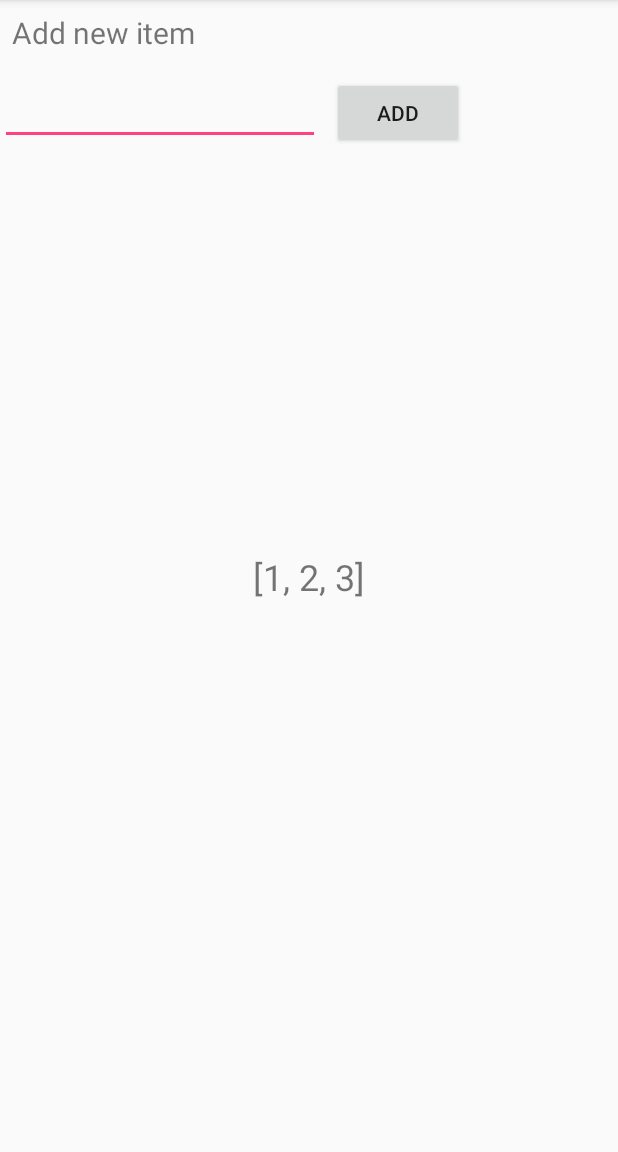
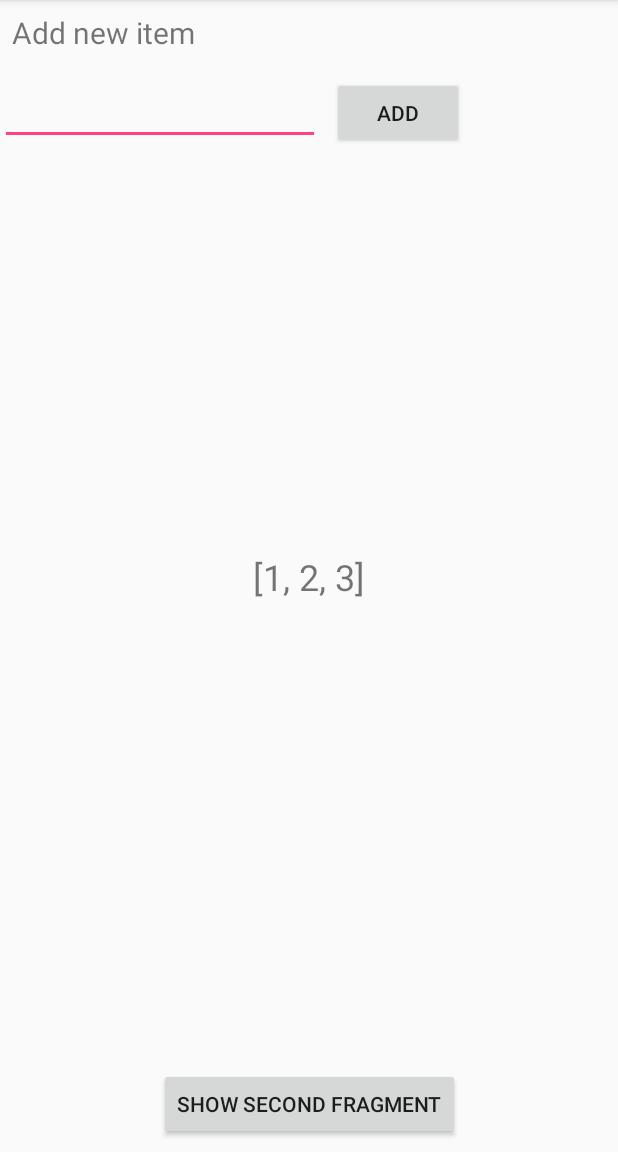
Before and after one commit to MinaSamy/arch-components-viewmodel-demo, an Android app: the screen it shows after launch (MainActivity), on a phone screen of 412 x 824 dp, the part 84-1236 px from its top. Run offline under Robolectric (Android 15) with nearby library versions, the phone set to English and light mode, and no system bars.

Commit message:
add fragments

```diff
--- a/app/build.gradle
+++ b/app/build.gradle
@@ -29,13 +29,13 @@ android {
 
 dependencies {
     implementation fileTree(dir: 'libs', include: ['*.jar'])
-    implementation"org.jetbrains.kotlin:kotlin-stdlib-jre7:$kotlin_version"
+    implementation "org.jetbrains.kotlin:kotlin-stdlib-jre7:$kotlin_version"
     implementation 'com.android.support:appcompat-v7:26.1.0'
     implementation 'com.android.support.constraint:constraint-layout:1.0.2'
+    implementation 'com.android.support:support-v4:26.1.0'
     testImplementation 'junit:junit:4.12'
     androidTestImplementation 'com.android.support.test:runner:1.0.1'
     androidTestImplementation 'com.android.support.test.espresso:espresso-core:3.0.1'
 
-    annotationProcessor "android.arch.lifecycle:compiler:1.1.0"
     implementation "android.arch.lifecycle:extensions:1.1.0"
 }
--- a/app/src/main/java/com/viewmodeldemo/minawissa/viewmodeldemo/DemoViewModel.kt
+++ b/app/src/main/java/com/viewmodeldemo/minawissa/viewmodeldemo/DemoViewModel.kt
@@ -19,7 +19,7 @@ class DemoViewModel : ViewModel() {
         }
 
     private fun loadInitialData() {
-        Log.e("AAA","Loading initial data")
+        Log.i("DemoViewModel", "Loading initial data")
         numbers.apply {
             add(1)
             add(2)
--- a/app/src/main/java/com/viewmodeldemo/minawissa/viewmodeldemo/MainActivity.kt
+++ b/app/src/main/java/com/viewmodeldemo/minawissa/viewmodeldemo/MainActivity.kt
@@ -1,34 +1,29 @@
 package com.viewmodeldemo.minawissa.viewmodeldemo
 
-import android.arch.lifecycle.Observer
-import android.arch.lifecycle.ViewModelProviders
 import android.os.Bundle
 import android.support.v7.app.AppCompatActivity
-import android.util.Log
-import android.widget.Button
-import android.widget.EditText
-import android.widget.TextView
 
-class MainActivity : AppCompatActivity() {
+class MainActivity : AppCompatActivity(), MainFragment.OnSecondFragmentButtonClickListener {
 
     override fun onCreate(savedInstanceState: Bundle?) {
         super.onCreate(savedInstanceState)
         setContentView(R.layout.activity_main)
 
-        val textViewNumbers = findViewById<TextView>(R.id.text_view_numbers)
+        if (savedInstanceState != null) {
+            return
+        }
 
-        val viewModel = ViewModelProviders.of(this).get(DemoViewModel::class.java)
-        viewModel.numbersLiveData.observe(this, object : Observer<List<Int>> {
-            override fun onChanged(numbers: List<Int>?) {
-                Log.e("AAA", numbers?.toString())
-                textViewNumbers.text = numbers?.toString()
-            }
+        val mainFragment = MainFragment()
+        supportFragmentManager.beginTransaction()
+                .add(R.id.container, mainFragment, "MainFragment")
+                .commit()
+    }
 
-        })
-
-        val newItemEditText = findViewById<EditText>(R.id.edit_text_new_item)
-
-        val addButton = findViewById<Button>(R.id.button_add)
-        addButton.setOnClickListener({ viewModel.addItem(newItemEditText.text.toString().toInt()) })
+    override fun onSecondFragmentButtonClicked() {
+        val secondFragment = SecondFragment()
+        supportFragmentManager.beginTransaction()
+                .replace(R.id.container, secondFragment)
+                .addToBackStack(null)
+                .commit()
     }
 }
--- /dev/null
+++ b/app/src/main/java/com/viewmodeldemo/minawissa/viewmodeldemo/MainFragment.kt
@@ -0,0 +1,72 @@
+package com.viewmodeldemo.minawissa.viewmodeldemo
+
+
+import android.arch.lifecycle.Observer
+import android.arch.lifecycle.ViewModelProviders
+import android.os.Bundle
+import android.support.v4.app.Fragment
+import android.util.Log
+import android.view.LayoutInflater
+import android.view.View
+import android.view.ViewGroup
+import android.widget.Button
+import android.widget.EditText
+import android.widget.TextView
+
+
+class MainFragment : Fragment() {
+
+    /*private val viewModel: DemoViewModel by lazy {
+        ViewModelProviders.of(this).get(DemoViewModel::class.java)
+    }*/
+
+    private lateinit var viewModel: DemoViewModel
+
+    var buttonListener: OnSecondFragmentButtonClickListener? = null
+
+    override fun onCreate(savedInstanceState: Bundle?) {
+        super.onCreate(savedInstanceState)
+        viewModel = ViewModelProviders.of(activity).get(DemoViewModel::class.java)
+    }
+
+    override fun onActivityCreated(savedInstanceState: Bundle?) {
+        super.onActivityCreated(savedInstanceState)
+        try {
+            buttonListener = activity as OnSecondFragmentButtonClickListener
+        } catch (exception: ClassCastException) {
+            throw IllegalStateException("Activity must implement OnSecondFragmentButtonClickListener interface")
+        }
+    }
+
+    override fun onCreateView(inflater: LayoutInflater, container: ViewGroup?,
+                              savedInstanceState: Bundle?): View? {
+        return inflater.inflate(R.layout.fragment_main, container, false)
+    }
+
+    override fun onViewCreated(view: View, savedInstanceState: Bundle?) {
+        super.onViewCreated(view, savedInstanceState)
+
+        val textViewNumbers = view.findViewById<TextView>(R.id.text_view_numbers)
+
+        viewModel.numbersLiveData.observe(this, object : Observer<List<Int>> {
+            override fun onChanged(numbers: List<Int>?) {
+                Log.e("AAA", numbers?.toString())
+                textViewNumbers.text = numbers?.toString()
+            }
+        })
+
+        val newItemEditText = view.findViewById<EditText>(R.id.edit_text_new_item)
+
+        val addButton = view.findViewById<Button>(R.id.button_add)
+        addButton.setOnClickListener({ viewModel.addItem(newItemEditText.text.toString().toInt()) })
+
+        val secondFragmentButton = view.findViewById<Button>(R.id.button_show_second_fragment)
+        secondFragmentButton.setOnClickListener({ buttonListener?.onSecondFragmentButtonClicked() })
+    }
+
+
+    interface OnSecondFragmentButtonClickListener {
+        fun onSecondFragmentButtonClicked()
+    }
+
+}
--- a/app/src/main/res/layout/activity_main.xml
+++ b/app/src/main/res/layout/activity_main.xml
@@ -1,51 +1,7 @@
 <?xml version="1.0" encoding="utf-8"?>
-<android.support.constraint.ConstraintLayout xmlns:android="http://schemas.android.com/apk/res/android"
-    xmlns:app="http://schemas.android.com/apk/res-auto"
+<FrameLayout xmlns:android="http://schemas.android.com/apk/res/android"
     xmlns:tools="http://schemas.android.com/tools"
+    android:id="@+id/container"
     android:layout_width="match_parent"
     android:layout_height="match_parent"
-    tools:context=".MainActivity">
-
-    <TextView
-        android:id="@+id/text_view_numbers"
-        android:layout_width="wrap_content"
-        android:layout_height="wrap_content"
-        android:textSize="24sp"
-        app:layout_constraintBottom_toBottomOf="parent"
-        app:layout_constraintLeft_toLeftOf="parent"
-        app:layout_constraintRight_toRightOf="parent"
-        app:layout_constraintTop_toTopOf="parent"
-        tools:text="Hello World!" />
-
-    <TextView
-        android:id="@+id/textView"
-        android:layout_width="wrap_content"
-        android:layout_height="wrap_content"
-        android:layout_marginLeft="8dp"
-        android:layout_marginTop="8dp"
-        android:text="Add new item"
-        android:textSize="20sp"
-        app:layout_constraintStart_toStartOf="parent"
-        app:layout_constraintTop_toTopOf="parent" />
-
-    <EditText
-        android:id="@+id/edit_text_new_item"
-        android:layout_width="wrap_content"
-        android:layout_height="wrap_content"
-        android:layout_marginTop="16dp"
-        android:ems="10"
-        android:inputType="number"
-        app:layout_constraintStart_toStartOf="parent"
-        app:layout_constraintTop_toBottomOf="@+id/textView" />
-
-    <Button
-        android:id="@+id/button_add"
-        android:layout_width="wrap_content"
-        android:layout_height="wrap_content"
-        android:layout_marginLeft="8dp"
-        android:layout_marginTop="16dp"
-        android:text="Add"
-        app:layout_constraintStart_toEndOf="@+id/edit_text_new_item"
-        app:layout_constraintTop_toBottomOf="@+id/textView" />
-
-</android.support.constraint.ConstraintLayout>
+    tools:context=".MainActivity" />
--- /dev/null
+++ b/app/src/main/res/layout/fragment_main.xml
@@ -0,0 +1,62 @@
+<?xml version="1.0" encoding="utf-8"?>
+<android.support.constraint.ConstraintLayout xmlns:android="http://schemas.android.com/apk/res/android"
+    xmlns:app="http://schemas.android.com/apk/res-auto"
+    xmlns:tools="http://schemas.android.com/tools"
+    android:layout_width="match_parent"
+    android:layout_height="match_parent"
+    tools:context=".MainActivity">
+
+    <TextView
+        android:id="@+id/text_view_numbers"
+        android:layout_width="wrap_content"
+        android:layout_height="wrap_content"
+        android:textSize="24sp"
+        app:layout_constraintBottom_toBottomOf="parent"
+        app:layout_constraintLeft_toLeftOf="parent"
+        app:layout_constraintRight_toRightOf="parent"
+        app:layout_constraintTop_toTopOf="parent"
+        tools:text="Hello World!" />
+
+    <TextView
+        android:id="@+id/textView"
+        android:layout_width="wrap_content"
+        android:layout_height="wrap_content"
+        android:layout_marginLeft="8dp"
+        android:layout_marginTop="8dp"
+        android:text="Add new item"
+        android:textSize="20sp"
+        app:layout_constraintStart_toStartOf="parent"
+        app:layout_constraintTop_toTopOf="parent" />
+
+    <EditText
+        android:id="@+id/edit_text_new_item"
+        android:layout_width="wrap_content"
+        android:layout_height="wrap_content"
+        android:layout_marginTop="16dp"
+        android:ems="10"
+        android:inputType="number"
+        app:layout_constraintStart_toStartOf="parent"
+        app:layout_constraintTop_toBottomOf="@+id/textView" />
+
+    <Button
+        android:id="@+id/button_add"
+        android:layout_width="wrap_content"
+        android:layout_height="wrap_content"
+        android:layout_marginLeft="8dp"
+        android:layout_marginTop="16dp"
+        android:text="Add"
+        app:layout_constraintStart_toEndOf="@+id/edit_text_new_item"
+        app:layout_constraintTop_toBottomOf="@+id/textView" />
+
+    <Button
+        android:id="@+id/button_show_second_fragment"
+        android:layout_width="wrap_content"
+        android:layout_height="wrap_content"
+        android:layout_marginBottom="8dp"
+        android:text="Show second fragment"
+        app:layout_constraintBottom_toBottomOf="parent"
+        app:layout_constraintEnd_toEndOf="parent"
+        app:layout_constraintHorizontal_bias="0.5"
+        app:layout_constraintStart_toStartOf="parent" />
+
+</android.support.constraint.ConstraintLayout>
--- a/app/src/main/res/values/strings.xml
+++ b/app/src/main/res/values/strings.xml
@@ -1,3 +1,6 @@
 <resources>
     <string name="app_name">ViewModelDemo</string>
+
+    <!-- TODO: Remove or change this placeholder text -->
+    <string name="hello_blank_fragment">Hello blank fragment</string>
 </resources>
```
Also changed, not shown: app/src/main/java/com/viewmodeldemo/minawissa/viewmodeldemo/SecondFragment.kt (added, +44 -0 lines), app/src/main/res/layout/fragment_second.xml (added, +32 -0 lines).
